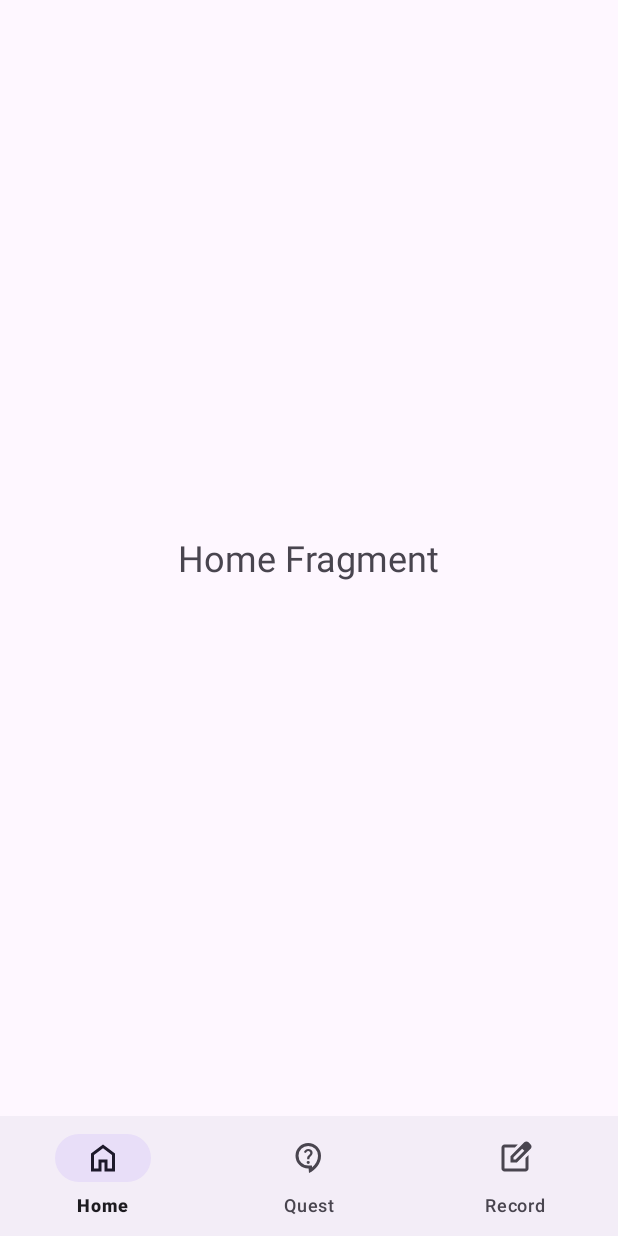
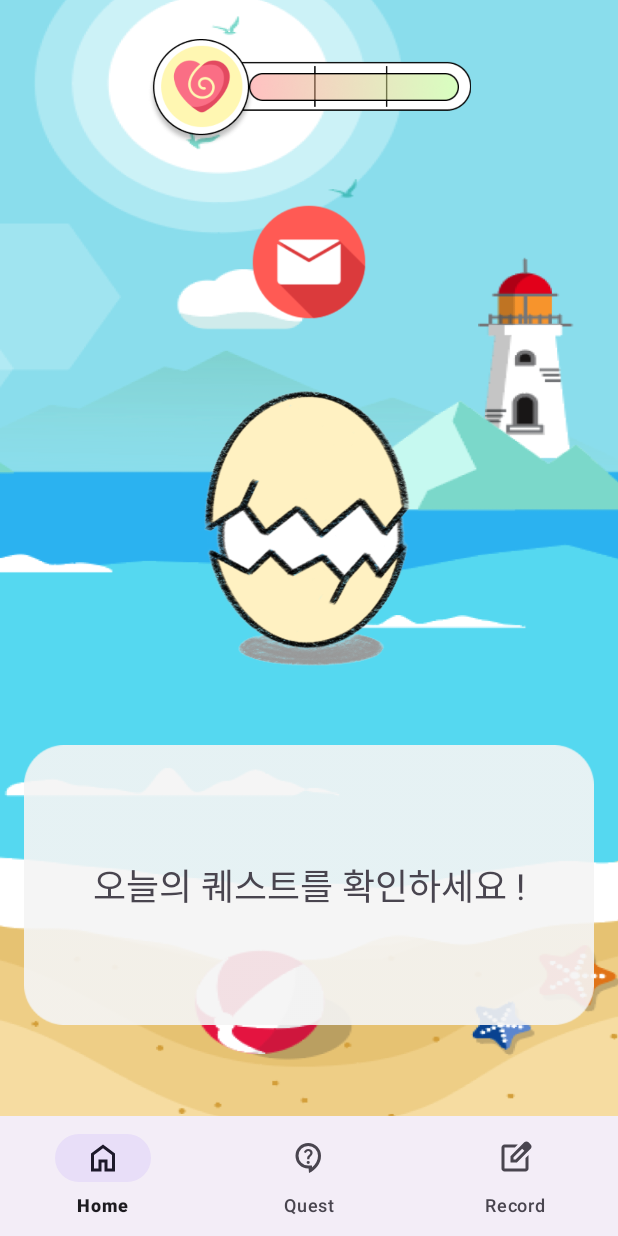
Before and after one commit to kyleidea1/Manolja, an Android app: the screen it shows after launch (MainActivity), on a phone screen of 412 x 824 dp. Run offline under Robolectric (Android 15) with nearby library versions, the phone set to English and light mode, and no system bars.

Commit message:
design: 홈 화면 디자인

```diff
--- a/app/src/main/res/layout/fragment_home.xml
+++ b/app/src/main/res/layout/fragment_home.xml
@@ -1,14 +1,104 @@
 <?xml version="1.0" encoding="utf-8"?>
-<FrameLayout xmlns:android="http://schemas.android.com/apk/res/android"
+<androidx.constraintlayout.widget.ConstraintLayout xmlns:android="http://schemas.android.com/apk/res/android"
+    xmlns:app="http://schemas.android.com/apk/res-auto"
+    xmlns:tools="http://schemas.android.com/tools"
     android:layout_width="match_parent"
     android:layout_height="match_parent"
+    android:background="@drawable/iv_home_backround"
     android:padding="16dp">
 
+    <ImageView
+        android:id="@+id/imageView"
+        android:layout_width="235dp"
+        android:layout_height="71dp"
+        android:src="@drawable/iv_hp"
+        app:layout_constraintEnd_toEndOf="parent"
+        app:layout_constraintStart_toStartOf="parent"
+        app:layout_constraintTop_toTopOf="parent"
+        android:layout_marginTop="10dp"/>
+
+    <ImageView
+        android:layout_width="140dp"
+        android:layout_height="20dp"
+        android:src="@drawable/iv_hp_bar"
+        app:layout_constraintEnd_toEndOf="parent"
+        app:layout_constraintStart_toStartOf="parent"
+        app:layout_constraintTop_toTopOf="parent"
+        android:layout_marginTop="32dp"
+        android:layout_marginStart="60dp"/>
+
+    <ImageView
+        android:id="@+id/ivMail"
+        android:layout_width="80dp"
+        android:layout_height="80dp"
+        android:src="@drawable/iv_mail"
+        android:visibility="visible"
+        app:layout_constraintBottom_toTopOf="@+id/ivBoogiEgg"
+        app:layout_constraintEnd_toEndOf="parent"
+        app:layout_constraintStart_toStartOf="parent"
+        app:layout_constraintTop_toBottomOf="@+id/imageView" />
+
+    <ImageView
+        android:id="@+id/ivBoogiEgg"
+        android:layout_width="200dp"
+        android:layout_height="200dp"
+        android:src="@drawable/iv_boogi_egg"
+        app:layout_constraintBottom_toTopOf="@+id/ivTextBoxWhite"
+        app:layout_constraintEnd_toEndOf="parent"
+        app:layout_constraintStart_toStartOf="parent" />
+
+    <ImageView
+        android:id="@+id/ivTextBoxWhite"
+        android:layout_width="0dp"
+        android:layout_height="wrap_content"
+        android:src="@drawable/iv_text_box_white"
+        app:layout_constraintBottom_toBottomOf="parent"
+        app:layout_constraintEnd_toEndOf="parent"
+        app:layout_constraintStart_toStartOf="parent" />
+
     <TextView
-        android:id="@+id/text_home"
+        android:id="@+id/tvQuestPrompt"
         android:layout_width="wrap_content"
         android:layout_height="wrap_content"
-        android:text="Home Fragment"
+        android:visibility="visible"
+        android:text="오늘의 퀘스트를 확인하세요 !"
         android:textSize="24sp"
-        android:layout_gravity="center" />
-</FrameLayout>
+        app:layout_constraintTop_toTopOf="@+id/ivTextBoxWhite"
+        app:layout_constraintStart_toStartOf="@id/ivTextBoxWhite"
+        app:layout_constraintBottom_toBottomOf="@id/ivTextBoxWhite"
+        app:layout_constraintEnd_toEndOf="@id/ivTextBoxWhite"/>
+
+    <LinearLayout
+        android:id="@+id/textContainer"
+        android:layout_width="0dp"
+        android:layout_height="wrap_content"
+        android:orientation="vertical"
+        android:gravity="center_horizontal"
+        android:visibility="invisible"
+        app:layout_constraintTop_toTopOf="@+id/ivTextBoxWhite"
+        app:layout_constraintBottom_toBottomOf="@+id/ivTextBoxWhite"
+        app:layout_constraintStart_toStartOf="@+id/ivTextBoxWhite"
+        app:layout_constraintEnd_toEndOf="@+id/ivTextBoxWhite">
+
+        <TextView
+            android:id="@+id/tvQuestName"
+            android:layout_width="match_parent"
+            android:layout_height="wrap_content"
+            android:text="퀘스트명"
+            android:textStyle="bold"
+            android:textSize="24sp"
+            android:gravity="center"/>
+
+        <TextView
+            android:id="@+id/tvAddress"
+            android:layout_width="match_parent"
+            android:layout_height="wrap_content"
+            android:text="위치"
+            android:textSize="20sp"
+            android:gravity="center"/>
+
+
+    </LinearLayout>
+
+
+</androidx.constraintlayout.widget.ConstraintLayout>
```
